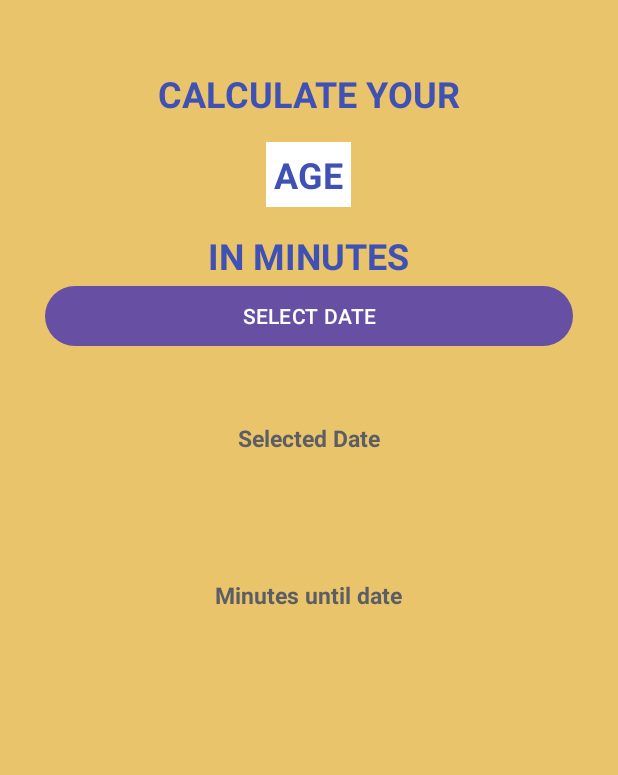
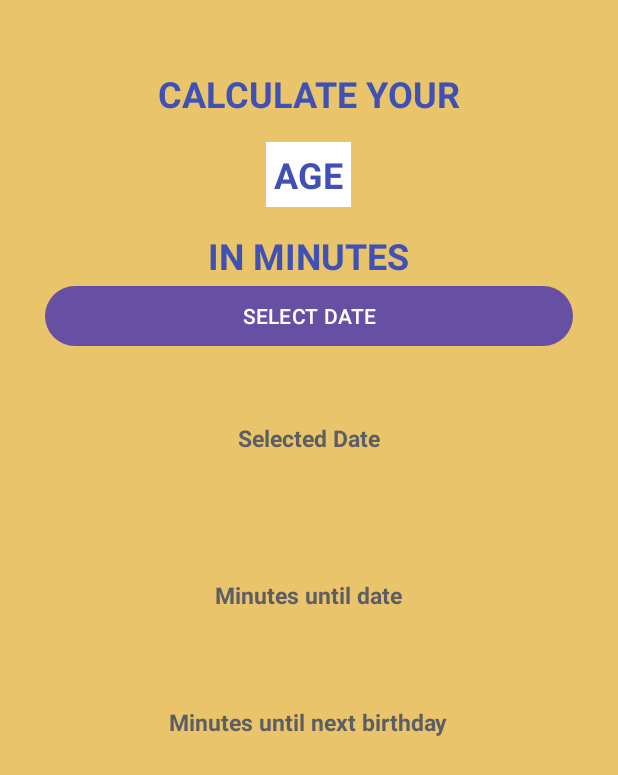
Before and after one commit to BYE37/BirthdayCalculator, an Android app: the screen it shows after launch (MainActivity), on a phone screen of 412 x 824 dp. Shown: the top 775 px of the screen. Run offline under Robolectric (Android 15) with nearby library versions, the phone set to English and light mode, and no system bars.

Commit message:
feature: added minutes until next birthday

```diff
--- a/app/src/main/java/com/example/dobcalc/MainActivity.kt
+++ b/app/src/main/java/com/example/dobcalc/MainActivity.kt
@@ -15,6 +15,7 @@ class MainActivity : AppCompatActivity() {
     // Make it private (not accessible outside of class)
     private var tvSelectedDate: TextView? = null
     private var tvAgeInMinutes: TextView? = null
+    private var tvNextBirthday: TextView? = null
 
     override fun onCreate(savedInstanceState: Bundle?) {
         super.onCreate(savedInstanceState)
@@ -24,6 +25,7 @@ class MainActivity : AppCompatActivity() {
         val btnDatePicker: Button = findViewById(R.id.btnDatePicker)
         tvSelectedDate = findViewById(R.id.tvSelectedDate)
         tvAgeInMinutes = findViewById(R.id.tvAgeInMinutes)
+        tvNextBirthday = findViewById(R.id.tvNextBirthday)
         // Set a click listener for the button
         btnDatePicker.setOnClickListener {
             clickDatePicker()
@@ -46,6 +48,7 @@ class MainActivity : AppCompatActivity() {
                 // pass in the context, text, and length
 
                 val selectedDate = "${month + 1}/$dayOfMonth/$year"
+                val nextBirthday = "${month + 1}/$dayOfMonth/${myCalendar.get(Calendar.YEAR) + 1}"
 
                 // question mark is safe call operator (if null)
                 tvSelectedDate?.setText(selectedDate)
@@ -55,8 +58,11 @@ class MainActivity : AppCompatActivity() {
 
                 // Create a date object
                 val theDate = sdf.parse(selectedDate)
+                val nextBirthdayDate = sdf.parse(nextBirthday)
 
+                // Calculate in minutes the date from 1970f
                 val selectedDateInMinutes = theDate.time / 60000
+                val nextBirthdayInMinutes = nextBirthdayDate.time / 60000
 
                 // if date is not empty, we execute it
                 theDate?.let {
@@ -65,7 +71,11 @@ class MainActivity : AppCompatActivity() {
                     currentDate?.let {
                         val currentDateInMinutes = currentDate.time / 60000
                         val differenceInMinutes = currentDateInMinutes - selectedDateInMinutes
+                        val minutesUntilNextBirthday = nextBirthdayInMinutes - currentDateInMinutes
+
                         tvAgeInMinutes?.setText(differenceInMinutes.toString())
+                        tvNextBirthday?.setText(minutesUntilNextBirthday.toString())
+
                     }
                 }
 
--- a/app/src/main/res/layout/activity_main.xml
+++ b/app/src/main/res/layout/activity_main.xml
@@ -86,4 +86,23 @@
         android:textSize="15sp"
         android:textStyle="bold" />
 
+    <TextView
+        android:id="@+id/tvNextBirthday"
+        android:layout_width="wrap_content"
+        android:layout_height="wrap_content"
+        android:layout_marginTop="16dp"
+        android:textColor="@color/black"
+        android:textSize="25sp"
+        android:textStyle="bold" />
+
+    <TextView
+        android:layout_width="wrap_content"
+        android:layout_height="wrap_content"
+        android:layout_marginTop="2dp"
+        android:padding="5dp"
+        android:text="Minutes until next birthday"
+        android:textColor="@color/material_dynamic_neutral40"
+        android:textSize="15sp"
+        android:textStyle="bold" />
+
 </LinearLayout>
```
